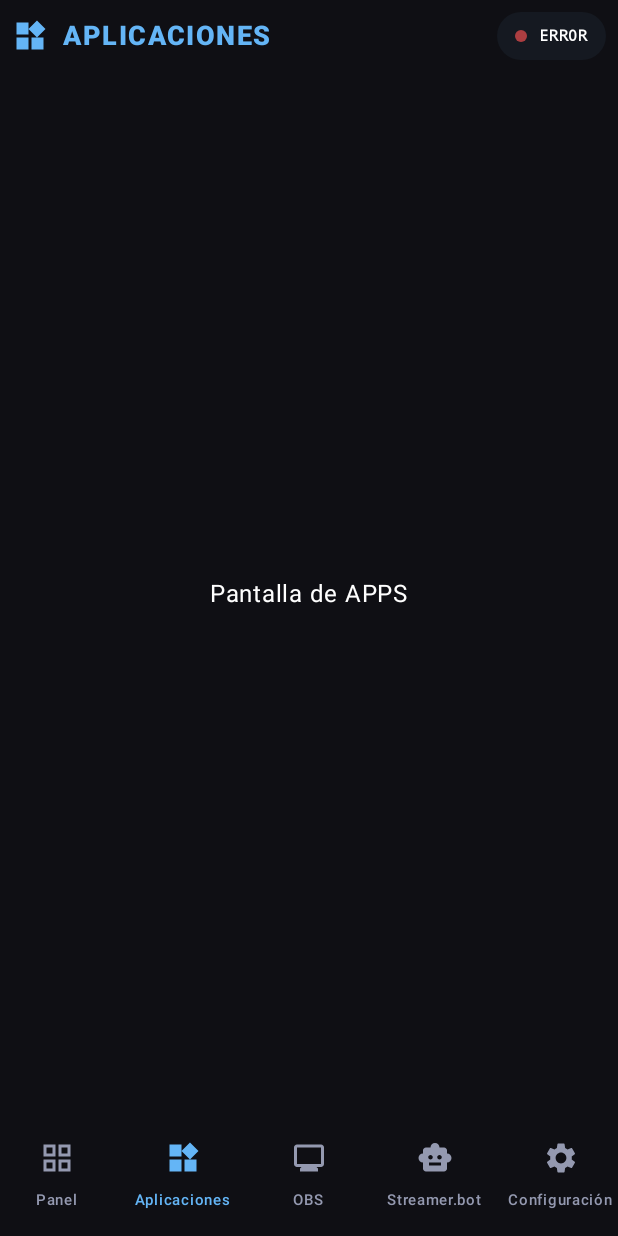
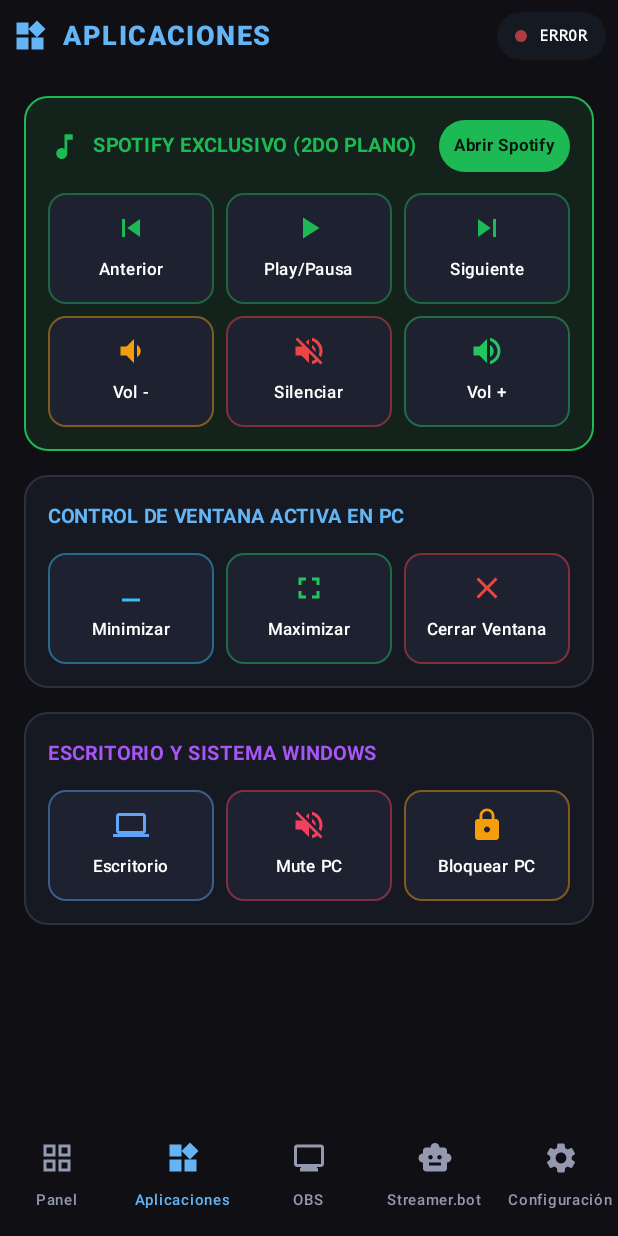
Before and after one commit to Yokerman41/StreamDockPro, an Android app built with Jetpack Compose: the screen it shows after launch (MainActivity), item 2 of the bottom bar chosen, on a phone screen of 412 x 824 dp. Run offline under Robolectric (Android 15) with nearby library versions, the phone set to English and light mode, and no system bars; our stand-ins replace Room's generated code; 5 statements that could not run were skipped.

Commit message:
Feat: Aplicar 5 mejoras UI/UX en Editor PC y App Android (IP Local, Grabador de Atajos, Auto-Perfil, Modo Edicion/Drag&Drop, Bandeja y Pantalla Activa)

```diff
--- a/app/app/src/main/java/com/streamdock/pro/MainActivity.kt
+++ b/app/app/src/main/java/com/streamdock/pro/MainActivity.kt
@@ -2,6 +2,7 @@ package com.streamdock.pro
 
 import android.graphics.Color
 import android.os.Bundle
+import android.view.WindowManager
 import androidx.activity.ComponentActivity
 import androidx.activity.SystemBarStyle
 import androidx.activity.compose.setContent
@@ -31,6 +32,10 @@ class MainActivity : ComponentActivity() {
             navigationBarStyle = SystemBarStyle.dark(Color.TRANSPARENT),
         )
         super.onCreate(savedInstanceState)
+
+        // Mantener la pantalla siempre encendida para que el teléfono funcione como un Stream Deck
+        // físico sobre el escritorio sin apagarse por inactividad.
+        window.addFlags(WindowManager.LayoutParams.FLAG_KEEP_SCREEN_ON)
 
         setContent {
             StreamDockTheme {
@@ -62,13 +67,10 @@ class MainActivity : ComponentActivity() {
                         obsScenes = obsScenes,
                         onFetchObsScenes = viewModel::fetchObsScenes,
                         onSwitchToScene = viewModel::switchToScene,
+                        onQuickAction = viewModel::triggerQuickAction,
                     )
                 }
             }
         }
     }
-
-    // Nota: ya no se desconecta en onDestroy. Ante un cambio de configuración (tema, idioma,
-    // multiventana...) la Activity se destruye pero el ViewModel sobrevive y quedaba desconectado.
-    // La desconexión real ocurre en StreamDockViewModel.onCleared().
 }
--- /dev/null
+++ b/app/app/src/main/java/com/streamdock/pro/ui/components/ApplicationsScreen.kt
@@ -0,0 +1,286 @@
+package com.streamdock.pro.ui.components
+
+import androidx.compose.foundation.BorderStroke
+import androidx.compose.foundation.background
+import androidx.compose.foundation.clickable
+import androidx.compose.foundation.layout.Arrangement
+import androidx.compose.foundation.layout.Column
+import androidx.compose.foundation.layout.Row
+import androidx.compose.foundation.layout.Spacer
+import androidx.compose.foundation.layout.fillMaxSize
+import androidx.compose.foundation.layout.fillMaxWidth
+import androidx.compose.foundation.layout.height
+import androidx.compose.foundation.layout.padding
+import androidx.compose.foundation.layout.size
+import androidx.compose.foundation.layout.width
+import androidx.compose.foundation.rememberScrollState
+import androidx.compose.foundation.shape.RoundedCornerShape
+import androidx.compose.foundation.verticalScroll
+import androidx.compose.material.icons.Icons
+import androidx.compose.material.icons.automirrored.filled.VolumeDown
+import androidx.compose.material.icons.automirrored.filled.VolumeOff
+import androidx.compose.material.icons.automirrored.filled.VolumeUp
+import androidx.compose.material.icons.filled.Close
+import androidx.compose.material.icons.filled.Computer
+import androidx.compose.material.icons.filled.Fullscreen
+import androidx.compose.material.icons.filled.Lock
+import androidx.compose.material.icons.filled.Minimize
+import androidx.compose.material.icons.filled.MusicNote
+import androidx.compose.material.icons.filled.PlayArrow
+import androidx.compose.material.icons.filled.SkipNext
+import androidx.compose.material.icons.filled.SkipPrevious
+import androidx.compose.material3.Icon
+import androidx.compose.material3.Surface
+import androidx.compose.material3.Text
+import androidx.compose.runtime.Composable
+import androidx.compose.ui.Alignment
+import androidx.compose.ui.Modifier
+import androidx.compose.ui.graphics.Color
+import androidx.compose.ui.graphics.vector.ImageVector
+import androidx.compose.ui.text.font.FontWeight
+import androidx.compose.ui.unit.dp
+import androidx.compose.ui.unit.sp
+
+@Composable
+fun ApplicationsScreen(
+    onQuickAction: (actionType: String, actionValue: String) -> Unit,
+) {
+    Column(
+        modifier = Modifier
+            .fillMaxSize()
+            .background(Color(0xFF0F0F14))
+            .verticalScroll(rememberScrollState())
+            .padding(16.dp),
+        verticalArrangement = Arrangement.spacedBy(16.dp),
+    ) {
+        // 1. Control Rápido de Spotify
+        Surface(
+            color = Color(0xFF13221B),
+            shape = RoundedCornerShape(16.dp),
+            border = BorderStroke(1.dp, Color(0xFF1DB954)),
+            modifier = Modifier.fillMaxWidth(),
+        ) {
+            Column(modifier = Modifier.padding(16.dp)) {
+                Row(
+                    modifier = Modifier.fillMaxWidth(),
+                    horizontalArrangement = Arrangement.SpaceBetween,
+                    verticalAlignment = Alignment.CenterVertically,
+                ) {
+                    Row(verticalAlignment = Alignment.CenterVertically) {
+                        Icon(
+                            imageVector = Icons.Default.MusicNote,
+                            contentDescription = null,
+                            tint = Color(0xFF1DB954),
+                            modifier = Modifier.size(22.dp),
+                        )
+                        Spacer(modifier = Modifier.width(8.dp))
+                        Text(
+                            text = "SPOTIFY EXCLUSIVO (2DO PLANO)",
+                            color = Color(0xFF1DB954),
+                            fontSize = 13.sp,
+                            fontWeight = FontWeight.Bold,
+                        )
+                    }
+
+                    Surface(
+                        color = Color(0xFF1DB954),
+                        shape = RoundedCornerShape(20.dp),
+                        modifier = Modifier.clickable { onQuickAction("MEDIA_CONTROL", "SPOTIFY_OPEN") },
+                    ) {
+                        Text(
+                            text = "Abrir Spotify",
+                            color = Color(0xFF09140E),
+                            fontSize = 11.sp,
+                            fontWeight = FontWeight.Bold,
+                            modifier = Modifier.padding(horizontal = 10.dp, vertical = 5.dp),
+                        )
+                    }
+                }
+
+                Spacer(modifier = Modifier.height(14.dp))
+
+                Row(
+                    modifier = Modifier.fillMaxWidth(),
+                    horizontalArrangement = Arrangement.spacedBy(8.dp),
+                ) {
+                    QuickActionTile(
+                        label = "Anterior",
+                        icon = Icons.Default.SkipPrevious,
+                        accentColor = Color(0xFF1DB954),
+                        modifier = Modifier.weight(1f),
+                        onClick = { onQuickAction("MEDIA_CONTROL", "SPOTIFY_PREV") },
+                    )
+                    QuickActionTile(
+                        label = "Play/Pausa",
+                        icon = Icons.Default.PlayArrow,
+                        accentColor = Color(0xFF1DB954),
+                        modifier = Modifier.weight(1f),
+                        onClick = { onQuickAction("MEDIA_CONTROL", "SPOTIFY_PLAY_PAUSE") },
+                    )
+                    QuickActionTile(
+                        label = "Siguiente",
+                        icon = Icons.Default.SkipNext,
+                        accentColor = Color(0xFF1DB954),
+                        modifier = Modifier.weight(1f),
+                        onClick = { onQuickAction("MEDIA_CONTROL", "SPOTIFY_NEXT") },
+                    )
+                }
+
+                Spacer(modifier = Modifier.height(8.dp))
+
+                Row(
+                    modifier = Modifier.fillMaxWidth(),
+                    horizontalArrangement = Arrangement.spacedBy(8.dp),
+                ) {
+                    QuickActionTile(
+                        label = "Vol -",
+                        icon = Icons.AutoMirrored.Filled.VolumeDown,
+                        accentColor = Color(0xFFF59E0B),
+                        modifier = Modifier.weight(1f),
+                        onClick = { onQuickAction("MEDIA_CONTROL", "SPOTIFY_VOL_DOWN") },
+                    )
+                    QuickActionTile(
+                        label = "Silenciar",
+                        icon = Icons.AutoMirrored.Filled.VolumeOff,
+                        accentColor = Color(0xFFEF4444),
+                        modifier = Modifier.weight(1f),
+                        onClick = { onQuickAction("MEDIA_CONTROL", "SPOTIFY_MUTE") },
+                    )
+                    QuickActionTile(
+                        label = "Vol +",
+                        icon = Icons.AutoMirrored.Filled.VolumeUp,
+                        accentColor = Color(0xFF22C55E),
+                        modifier = Modifier.weight(1f),
+                        onClick = { onQuickAction("MEDIA_CONTROL", "SPOTIFY_VOL_UP") },
+                    )
+                }
+            }
+        }
+
+        // 2. Gestión Rápida de Ventanas en Primer Plano
+        Surface(
+            color = Color(0xFF161921),
+            shape = RoundedCornerShape(16.dp),
+            border = BorderStroke(1.dp, Color(0xFF2D313E)),
+            modifier = Modifier.fillMaxWidth(),
+        ) {
+            Column(modifier = Modifier.padding(16.dp)) {
+                Text(
+                    text = "CONTROL DE VENTANA ACTIVA EN PC",
+                    color = Color(0xFF64B5F6),
+                    fontSize = 13.sp,
+                    fontWeight = FontWeight.Bold,
+                )
+                Spacer(modifier = Modifier.height(12.dp))
+                Row(
+                    modifier = Modifier.fillMaxWidth(),
+                    horizontalArrangement = Arrangement.spacedBy(8.dp),
+                ) {
+                    QuickActionTile(
+                        label = "Minimizar",
+                        icon = Icons.Default.Minimize,
+                        accentColor = Color(0xFF38BDF8),
+                        modifier = Modifier.weight(1f),
+                        onClick = { onQuickAction("LAUNCH_APP", "WIN_MINIMIZE") },
+                    )
+                    QuickActionTile(
+                        label = "Maximizar",
+                        icon = Icons.Default.Fullscreen,
+                        accentColor = Color(0xFF22C55E),
+                        modifier = Modifier.weight(1f),
+                        onClick = { onQuickAction("LAUNCH_APP", "WIN_MAXIMIZE") },
+                    )
+                    QuickActionTile(
+                        label = "Cerrar Ventana",
+                        icon = Icons.Default.Close,
+                        accentColor = Color(0xFFEF4444),
+                        modifier = Modifier.weight(1f),
+                        onClick = { onQuickAction("LAUNCH_APP", "WIN_CLOSE") },
+                    )
+                }
+            }
+        }
+
+        // 3. Acciones Rápidas de Escritorio y Audio Maestro
+        Surface(
+            color = Color(0xFF161921),
+            shape = RoundedCornerShape(16.dp),
+            border = BorderStroke(1.dp, Color(0xFF2D313E)),
+            modifier = Modifier.fillMaxWidth(),
+        ) {
+            Column(modifier = Modifier.padding(16.dp)) {
+                Text(
+                    text = "ESCRITORIO Y SISTEMA WINDOWS",
+                    color = Color(0xFFA855F7),
+                    fontSize = 13.sp,
+                    fontWeight = FontWeight.Bold,
+                )
+                Spacer(modifier = Modifier.height(12.dp))
+                Row(
+                    modifier = Modifier.fillMaxWidth(),
+                    horizontalArrangement = Arrangement.spacedBy(8.dp),
+                ) {
+                    QuickActionTile(
+                        label = "Escritorio",
+                        icon = Icons.Default.Computer,
+                        accentColor = Color(0xFF60A5FA),
+                        modifier = Modifier.weight(1f),
+                        onClick = { onQuickAction("SYSTEM_COMMAND", "SHOW_DESKTOP") },
+                    )
+                    QuickActionTile(
+                        label = "Mute PC",
+                        icon = Icons.AutoMirrored.Filled.VolumeOff,
+                        accentColor = Color(0xFFF43F5E),
+                        modifier = Modifier.weight(1f),
+                        onClick = { onQuickAction("MEDIA_CONTROL", "VOLUME_MUTE") },
+                    )
+                    QuickActionTile(
+                        label = "Bloquear PC",
+                        icon = Icons.Default.Lock,
+                        accentColor = Color(0xFFF59E0B),
+                        modifier = Modifier.weight(1f),
+                        onClick = { onQuickAction("SYSTEM_COMMAND", "LOCK_WORKSTATION") },
+                    )
+                }
+            }
+        }
+    }
+}
+
+@Composable
+private fun QuickActionTile(
+    label: String,
+    icon: ImageVector,
+    accentColor: Color,
+    modifier: Modifier = Modifier,
+    onClick: () -> Unit,
+) {
+    Surface(
+        color = Color(0xFF1E2230),
+        shape = RoundedCornerShape(12.dp),
+        border = BorderStroke(1.dp, accentColor.copy(alpha = 0.45f)),
+        modifier = modifier
+            .height(74.dp)
+            .clickable(onClick = onClick),
+    ) {
+        Column(
+            modifier = Modifier.fillMaxSize().padding(6.dp),
+            horizontalAlignment = Alignment.CenterHorizontally,
+            verticalArrangement = Arrangement.Center,
+        ) {
+            Icon(
+                imageVector = icon,
+                contentDescription = label,
+                tint = accentColor,
+                modifier = Modifier.size(24.dp),
+            )
+            Spacer(modifier = Modifier.height(4.dp))
+            Text(
+                text = label,
+                color = Color.White,
+                fontSize = 11.sp,
+                fontWeight = FontWeight.SemiBold,
+            )
+        }
+    }
+}
--- a/app/app/src/main/java/com/streamdock/pro/ui/components/CommandHeader.kt
+++ b/app/app/src/main/java/com/streamdock/pro/ui/components/CommandHeader.kt
@@ -20,7 +20,9 @@ import androidx.compose.foundation.layout.width
 import androidx.compose.foundation.shape.CircleShape
 import androidx.compose.foundation.shape.RoundedCornerShape
 import androidx.compose.material.icons.Icons
+import androidx.compose.material.icons.filled.Check
 import androidx.compose.material.icons.filled.Delete
+import androidx.compose.material.icons.filled.Edit
 import androidx.compose.material3.Icon
 import androidx.compose.material3.IconButton
 import androidx.compose.material3.Surface
@@ -44,6 +46,9 @@ fun CommandHeader(
     icon: ImageVector,
     connectionState: WebSocketClient.ConnectionState,
     showDeleteButton: Boolean = true,
+    showEditButton: Boolean = false,
+    isEditMode: Boolean = false,
+    onToggleEditMode: () -> Unit = {},
     compact: Boolean = false,
     onDeleteClick: () -> Unit,
 ) {
@@ -102,8 +107,37 @@ fun CommandHeader(
             )
         }
 
-        // Right side: Status + Trash
+        // Right side: Edit Mode + Status + Trash
         Row(verticalAlignment = Alignment.CenterVertically) {
+            if (showEditButton) {
+                Surface(
+                    onClick = onToggleEditMode,
+                    color = if (isEditMode) Color(0xFFF59E0B) else Color(0xFF1A1B26),
+                    shape = RoundedCornerShape(16.dp),
+                    modifier = Modifier.height(if (compact) 26.dp else 32.dp),
+                ) {
+                    Row(
+                        modifier = Modifier.padding(horizontal = 10.dp),
+                        verticalAlignment = Alignment.CenterVertically,
+                    ) {
+                        Icon(
+                            imageVector = if (isEditMode) Icons.Default.Check else Icons.Default.Edit,
+                            contentDescription = "Modo Edición",
+                            tint = if (isEditMode) Color(0xFF11111B) else Color(0xFFF59E0B),
+                            modifier = Modifier.size(14.dp),
+                        )
+                        Spacer(modifier = Modifier.width(4.dp))
+                        Text(
+                            text = if (isEditMode) "LISTO" else "EDITAR",
+                            color = if (isEditMode) Color(0xFF11111B) else Color(0xFFF59E0B),
+                            fontSize = 10.sp,
+                            fontWeight = FontWeight.Bold,
+                        )
+                    }
+                }
+                Spacer(modifier = Modifier.width(6.dp))
+            }
+
             Surface(
                 color = Color(0xFF151921),
                 shape = RoundedCornerShape(20.dp),
--- a/app/app/src/main/java/com/streamdock/pro/ui/components/MainScreen.kt
+++ b/app/app/src/main/java/com/streamdock/pro/ui/components/MainScreen.kt
@@ -9,13 +9,11 @@ import androidx.compose.foundation.layout.fillMaxSize
 import androidx.compose.foundation.layout.navigationBarsPadding
 import androidx.compose.foundation.layout.padding
 import androidx.compose.material3.Scaffold
-import androidx.compose.material3.Text
 import androidx.compose.runtime.Composable
 import androidx.compose.runtime.getValue
 import androidx.compose.runtime.mutableStateOf
 import androidx.compose.runtime.saveable.rememberSaveable
 import androidx.compose.runtime.setValue
-import androidx.compose.ui.Alignment
 import androidx.compose.ui.Modifier
 import androidx.compose.ui.graphics.Color
 import androidx.compose.ui.platform.LocalConfiguration
@@ -44,9 +42,12 @@ fun MainScreen(
     obsScenes: List<String>,
     onFetchObsScenes: () -> Unit,
     onSwitchToScene: (String) -> Unit,
+    onQuickAction: (actionType: String, actionValue: String) -> Unit = { _, _ -> },
 ) {
     var selectedRoute by rememberSaveable { mutableStateOf(NavItem.Panel.route) }
-    val canDeleteProfile = selectedRoute == NavItem.Panel.route && (workspace?.profiles?.size ?: 0) > 1
+    var isEditMode by rememberSaveable { mutableStateOf(false) }
+    val isPanelRoute = selectedRoute == NavItem.Panel.route
+    val canDeleteProfile = isPanelRoute && (workspace?.profiles?.size ?: 0) > 1
     val configuration = LocalConfiguration.current
     val isLandscape = configuration.orientation == Configuration.ORIENTATION_LANDSCAPE
 
@@ -65,12 +66,18 @@ fun MainScreen(
                 GridScreen(
                     workspace = workspace,
                     isLandscape = isLandscape,
+                    isEditMode = isEditMode,
                     onButtonPress = onButtonPress,
                     onCreatePage = onCreatePage,
                     onSelectPage = onSelectPage,
                     onUpdateButton = onUpdateButton,
                     onDeleteButton = onDeleteButton,
                     onMoveButton = onMoveButton,
+                )
+            }
+            NavItem.Aplicaciones.route -> {
+                ApplicationsScreen(
+                    onQuickAction = onQuickAction,
                 )
             }
             NavItem.OBS.route -> {
@@ -95,17 +102,6 @@ fun MainScreen(
                     onUsbSelected = onUsbSelected,
                 )
             }
-            else -> {
-                Box(
-                    modifier = Modifier.fillMaxSize(),
-                    contentAlignment = Alignment.Center,
-                ) {
-                    Text(
-                        text = "Pantalla de ${selectedRoute.uppercase()}",
-                        color = Color.White,
-                    )
-                }
-            }
         }
     }
 
@@ -126,6 +122,9 @@ fun MainScreen(
                     icon = navItem.icon,
                     connectionState = connectionState,
                     showDeleteButton = canDeleteProfile,
+                    showEditButton = isPanelRoute,
+                    isEditMode = isEditMode,
+                    onToggleEditMode = { isEditMode = !isEditMode },
                     compact = true,
                     onDeleteClick = onDeleteProfile,
                 )
@@ -142,6 +141,9 @@ fun MainScreen(
                     icon = navItem.icon,
                     connectionState = connectionState,
                     showDeleteButton = canDeleteProfile,
+                    showEditButton = isPanelRoute,
+                    isEditMode = isEditMode,
+                    onToggleEditMode = { isEditMode = !isEditMode },
                     compact = false,
                     onDeleteClick = onDeleteProfile,
                 )
```
Also changed, not shown: app/app/src/main/java/com/streamdock/pro/ui/components/ConfigurationScreen.kt (+6 -20 lines), app/app/src/main/java/com/streamdock/pro/ui/components/GridScreen.kt (+31 -0 lines), app/app/src/main/java/com/streamdock/pro/ui/viewmodel/StreamDockViewModel.kt (+9 -0 lines), 10 other files.
